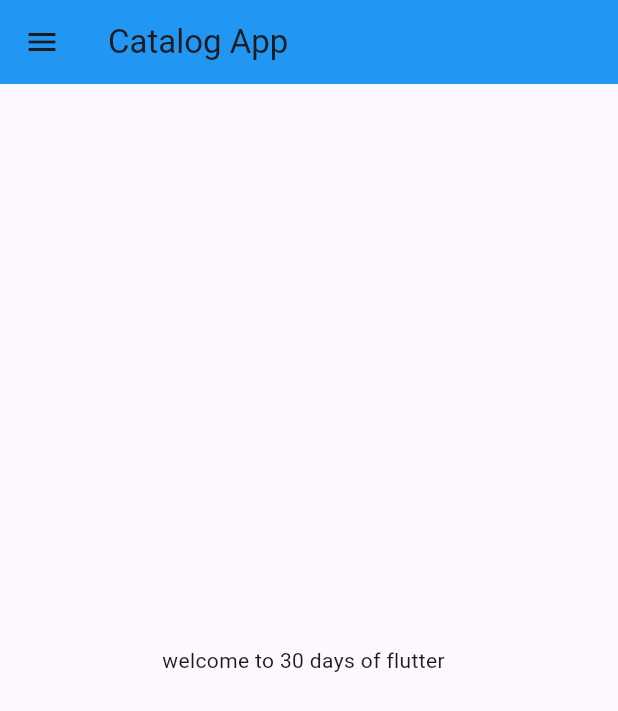
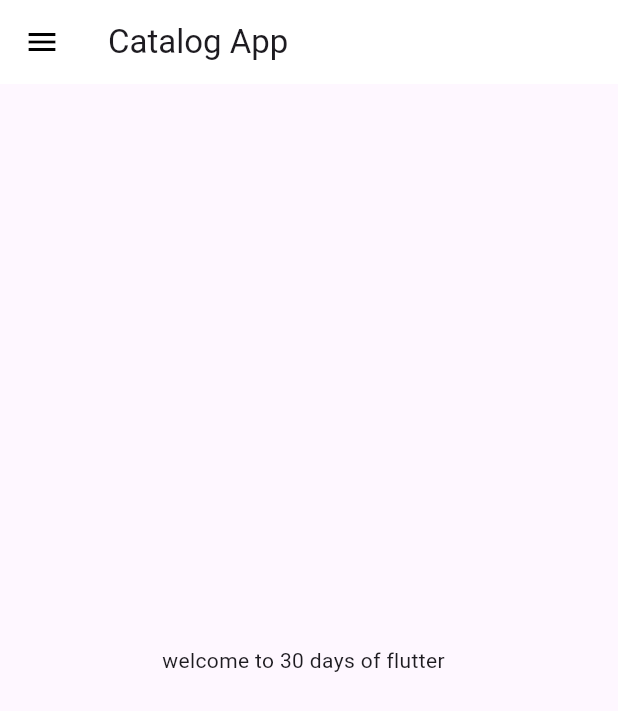
Before and after one commit to bhumika152/30DaysFlutter, a Flutter app: the screen it shows after launch, on a phone screen of 412 x 824 dp. Shown: the top 711 px of the screen. Run offline on Flutter 3.47's test engine with Material 3 defaults, Android fonts, the phone set to English and light mode, and no system bars.

Commit message:
DAY 9 Completed

```diff
--- a/lib/main.dart
+++ b/lib/main.dart
@@ -1,6 +1,7 @@
 import 'package:firstapp/pages/home_page.dart';
 import 'package:firstapp/pages/login_page.dart';
 import 'package:firstapp/utility/routes.dart';
+import 'package:firstapp/widgets/themes.dart';
 import 'package:flutter/material.dart';
 
 void main() {
@@ -13,16 +14,9 @@ class MyApp extends StatelessWidget{
   Widget build(BuildContext context) {
     return MaterialApp(
       //home: HomePage(),
-      themeMode: ThemeMode.dark,
-
-      darkTheme: ThemeData(
-        brightness: Brightness.light,
-
-        appBarTheme: AppBarTheme(
-          color: Colors.blue, // Specify color for app bar in dark theme
-        ),
-
-      ),
+      themeMode: ThemeMode.light,
+      theme: Mytheme.LightTheme(context),
+      darkTheme: Mytheme.darkTheme(context),
       debugShowCheckedModeBanner: false,
       initialRoute: Myroutes.homeroute,
       routes: {
--- a/lib/pages/login_page.dart
+++ b/lib/pages/login_page.dart
@@ -1,4 +1,4 @@
-import 'dart:convert';
+
 
 import 'package:firstapp/utility/routes.dart';
 import 'package:flutter/material.dart';
--- a/lib/widgets/themes.dart
+++ b/lib/widgets/themes.dart
@@ -1,5 +1,21 @@
 import 'package:flutter/material.dart';
 
 class Mytheme{
-  static ThemeData get themeData => theemData
-}
+  static ThemeData LightTheme(BuildContext context) =>ThemeData(
+        primarySwatch: Colors.lightBlue,
+        appBarTheme: AppBarTheme(
+          color: Colors.white,
+          elevation: 0.0,
+          iconTheme: IconThemeData(
+            color: Colors.black,
+
+          ),
+
+
+        ),
+        textTheme: Theme.of(context).textTheme,
+      );
+       static ThemeData darkTheme(BuildContext context) =>ThemeData(
+        brightness: Brightness.dark,
+       );
+ }
```
Also changed, not shown: lib/models/catalog.dart (added, +23 -0 lines), 1 other file.
